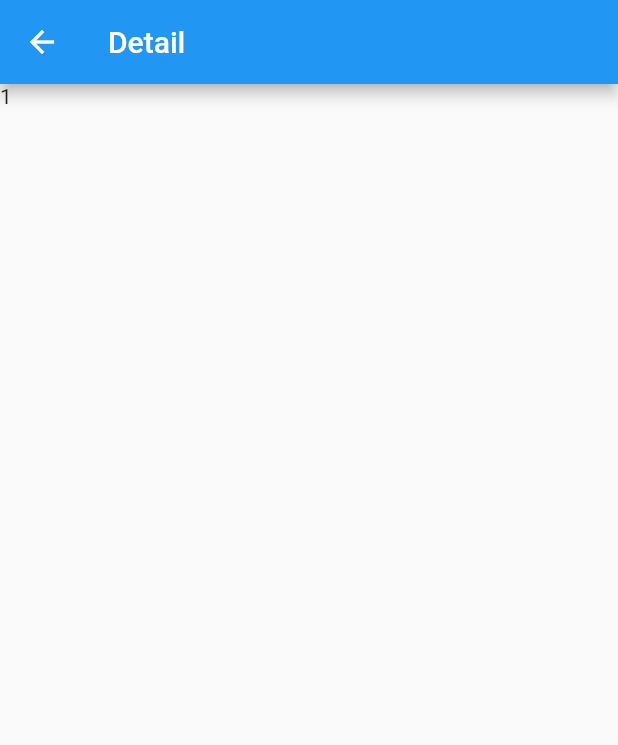
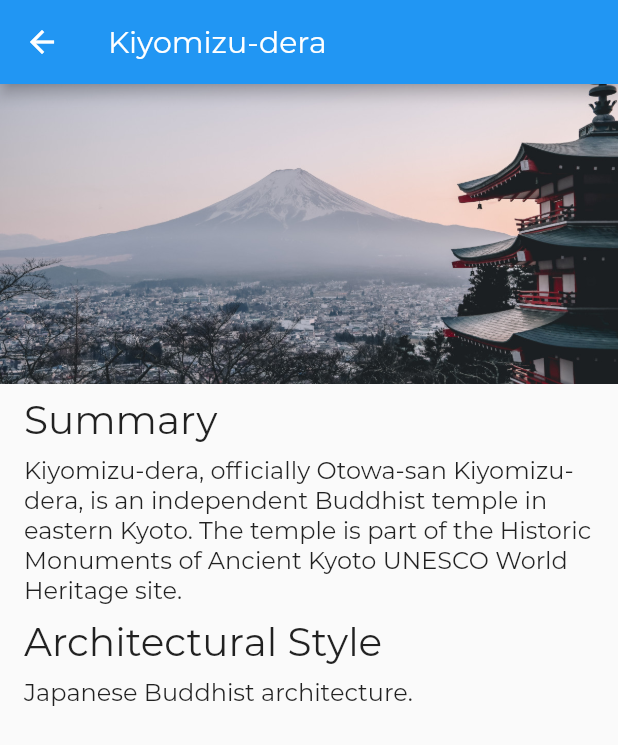
Before and after one commit to huynhtastic/tourism, a Flutter app: the screen it shows after launch, after a tap on "Hello", on a phone screen of 412 x 824 dp. Shown: the top 745 px of the screen. Run offline on Flutter 3.47's test engine with Material 2 defaults, Android fonts, the phone set to English and light mode, and no system bars.

Commit message:
Add assets and models

```diff
--- a/lib/app.dart
+++ b/lib/app.dart
@@ -1,6 +1,7 @@
 import 'package:flutter/material.dart';
 
 import 'routes.dart';
+import 'style.dart';
 
 class App extends StatelessWidget {
   @override
@@ -8,6 +9,21 @@ class App extends StatelessWidget {
     return MaterialApp(
       title: 'Tourism',
       routes: routes,
+      theme: _theme(),
+    );
+  }
+
+  ThemeData _theme() {
+    return ThemeData(
+      appBarTheme: AppBarTheme(
+        textTheme: TextTheme(
+          headline6: AppBarTextStyle,
+        ),
+      ),
+      textTheme: TextTheme(
+        headline6: TitleTextStyle,
+        bodyText2: Body2TextStyle,
+      ),
     );
   }
 }
--- /dev/null
+++ b/lib/models/location.dart
@@ -0,0 +1,52 @@
+import 'location_fact.dart';
+
+class Location {
+  final int id;
+  final String name;
+  final String src;
+  final List<LocationFact> facts;
+
+  Location(this.id, this.name, this.src, this.facts);
+
+  static Location fetchById(int locationId) {
+    final locations = Location.fetchAll();
+
+    return locations.firstWhere(
+      (location) => location.id == locationId,
+      orElse: () => null,
+    );
+  }
+
+  static List<Location> fetchAll() => [
+        Location(1, 'Kiyomizu-dera', 'assets/images/fuji.jpg', [
+          LocationFact(
+              'Summary',
+              'Kiyomizu-dera, officially Otowa-san Kiyomizu-dera, is an '
+                  'independent Buddhist temple in eastern Kyoto. The temple is '
+                  'part of the Historic Monuments of Ancient Kyoto UNESCO '
+                  'World Heritage site.'),
+          LocationFact(
+              'Architectural Style', 'Japanese Buddhist architecture.'),
+        ]),
+        Location(2, 'Mount Fuji', 'assets/images/fuji.jpg', [
+          LocationFact(
+              'Summary',
+              'Japan’s Mt. Fuji is an active volcano about 100 kilometers '
+                  'southwest of Tokyo. Commonly called “Fuji-san,” it’s the '
+                  'country’s tallest peak, at 3,776 meters. A pilgrimage site '
+                  'for centuries, it’s considered one of Japan’s 3 sacred '
+                  'mountains, and summit hikes remain a popular activity. Its '
+                  'iconic profile is the subject of numerous works of art, '
+                  'notably Edo Period prints by Hokusai and Hiroshige.'),
+          LocationFact('Did You Know',
+              'There are three cities that surround Mount Fuji: Gotemba, Fujiyoshida and Fujinomiya.'),
+        ]),
+        Location(3, 'Arashiyama Bamboo Grove', 'assets/images/arashiyama.jpg', [
+          //
+          LocationFact('Summary',
+              'While we could go on about the ethereal glow and seemingly endless heights of this bamboo grove on the outskirts of Kyoto, the sight\'s pleasures extend beyond the visual realm.'),
+          LocationFact('How to Get There',
+              'Kyoto airport, with several terminals, is located 16 kilometres south of the city and is also known as Kyoto. Kyoto can also be reached by transport links from other regional airports.'),
+        ]),
+      ];
+}
--- /dev/null
+++ b/lib/models/location_fact.dart
@@ -0,0 +1,6 @@
+class LocationFact {
+  final String title;
+  final String text;
+
+  LocationFact(this.title, this.text);
+}
--- a/lib/screens/location/location.dart
+++ b/lib/screens/location/location.dart
@@ -19,10 +19,6 @@ class Location extends StatelessWidget {
               child: Text('Hello'),
               onTap: () => _onLocationTap(context, 1),
             ),
-            Text('Hello'),
-            Text('Hello'),
-            Text('Hello'),
-            Text('Hello'),
           ],
         ),
       ),
--- a/lib/screens/location/widgets/detail.dart
+++ b/lib/screens/location/widgets/detail.dart
@@ -1,4 +1,8 @@
 import 'package:flutter/material.dart';
+
+import 'image_banner.dart';
+import 'text_section.dart';
+import '../../../models/location.dart';
 
 class DetailScreenArgs {
   final int id;
@@ -13,11 +17,30 @@ class Detail extends StatelessWidget {
   Widget build(BuildContext context) {
     final DetailScreenArgs args = ModalRoute.of(context).settings.arguments;
 
+    final location = Location.fetchById(args.id);
+
     return Scaffold(
       appBar: AppBar(
-        title: Text('Detail'),
+        title: Text(location.name),
       ),
-      body: Text(args.id.toString()),
+      body: Container(
+        child: SingleChildScrollView(
+          child: Column(
+            mainAxisAlignment: MainAxisAlignment.start,
+            crossAxisAlignment: CrossAxisAlignment.stretch,
+            children: [
+              ImageBanner(location.src),
+              ..._textSections(location),
+            ],
+          ),
+        ),
+      ),
     );
   }
+
+  List<Widget> _textSections(Location location) {
+    return location.facts
+        .map((fact) => TextSection(fact.title, fact.text))
+        .toList();
+  }
 }
--- /dev/null
+++ b/lib/screens/location/widgets/image_banner.dart
@@ -0,0 +1,22 @@
+import 'package:flutter/material.dart';
+
+class ImageBanner extends StatelessWidget {
+  final String _src;
+  static const double _height = 200.0;
+
+  ImageBanner(this._src);
+
+  @override
+  Widget build(BuildContext context) {
+    return Container(
+      constraints: BoxConstraints.expand(
+        height: _height,
+      ),
+      decoration: BoxDecoration(color: Colors.grey),
+      child: Image.asset(
+        _src,
+        fit: BoxFit.cover,
+      ),
+    );
+  }
+}
--- /dev/null
+++ b/lib/screens/location/widgets/text_section.dart
@@ -0,0 +1,28 @@
+import 'package:flutter/material.dart';
+
+class TextSection extends StatelessWidget {
+  final String _title;
+  final String _body;
+  static const double _hPad = 16.0;
+  static const double _vPad = 8.0;
+
+  TextSection(this._title, this._body);
+
+  @override
+  Widget build(BuildContext context) {
+    return Column(
+      mainAxisAlignment: MainAxisAlignment.start,
+      crossAxisAlignment: CrossAxisAlignment.stretch,
+      children: <Widget>[
+        Padding(
+          padding: EdgeInsets.symmetric(vertical: _vPad, horizontal: _hPad),
+          child: Text(_title, style: Theme.of(context).textTheme.headline6),
+        ),
+        Padding(
+          padding: EdgeInsets.symmetric(horizontal: _hPad),
+          child: Text(_body, style: Theme.of(context).textTheme.bodyText2),
+        ),
+      ],
+    );
+  }
+}
--- /dev/null
+++ b/lib/style.dart
@@ -0,0 +1,26 @@
+import 'package:flutter/material.dart';
+
+const LargeTextSize = 26.0;
+const MediumTextSize = 20.0;
+const BodyTextSize = 16.0;
+
+const String FontNameDefault = 'Montserrat';
+
+const AppBarTextStyle = TextStyle(
+  fontFamily: FontNameDefault,
+  fontWeight: FontWeight.w300,
+  fontSize: MediumTextSize,
+  color: Colors.white,
+);
+
+const TitleTextStyle = TextStyle(
+  fontFamily: FontNameDefault,
+  fontWeight: FontWeight.w300,
+  fontSize: LargeTextSize,
+);
+
+const Body2TextStyle = TextStyle(
+  fontFamily: FontNameDefault,
+  fontWeight: FontWeight.w300,
+  fontSize: BodyTextSize,
+);
```
Also changed, not shown: pubspec.yaml (+9 -15 lines), assets/fonts/Montserrat-Bold.ttf (added), assets/fonts/Montserrat-Regular.ttf (added), assets/images/arashiyama.jpg (added), assets/images/fuji.jpg (added), assets/images/kiyomizu-dera.jpg (added).
